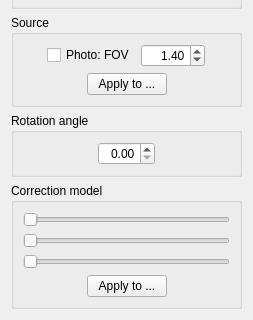
First picture: the form in src/stages/deskew/ui/DeskewOptionsWidget.ui, repository ImageProcessing-ElectronicPublications/scantailor-experimental, before the edit; both pictures show x 0 to 253 and y 199 to 519 of the 253 by 519 pixel window.
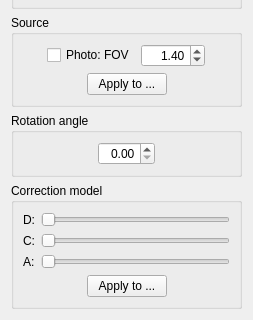
Second picture: the form after the edit.

Diff of the .ui file:
```diff
--- a/src/stages/deskew/ui/DeskewOptionsWidget.ui
+++ b/src/stages/deskew/ui/DeskewOptionsWidget.ui
@@ -418,6 +418,18 @@
      </property>
      <layout class="QVBoxLayout" name="verticalLayout_8">
       <item>
+       <layout class="QHBoxLayout" name="depthPerceptionHorizontalLayout">
+        <item>
+         <widget class="QLabel" name="depthPerceptionLabel">
+          <property name="text">
+           <string>D:</string>
+          </property>
+          <property name="toolTip">
+           <string>Depth perception</string>
+          </property>
+         </widget>
+        </item>
+        <item>
        <widget class="QSlider" name="depthPerceptionSlider">
         <property name="toolTip">
          <string>Depth perception</string>
@@ -439,6 +451,20 @@
         </property>
        </widget>
       </item>
+       </layout>
+      </item>
+      <item>
+       <layout class="QHBoxLayout" name="correctCurvesHorizontalLayout">
+        <item>
+         <widget class="QLabel" name="correctCurvesLabel">
+          <property name="text">
+           <string>C:</string>
+          </property>
+          <property name="toolTip">
+           <string>Middle curves</string>
+          </property>
+         </widget>
+        </item>
       <item>
        <widget class="QSlider" name="correctCurvesSlider">
         <property name="toolTip">
@@ -461,6 +487,20 @@
         </property>
        </widget>
       </item>
+       </layout>
+      </item>
+      <item>
+       <layout class="QHBoxLayout" name="correctAngleHorizontalLayout">
+        <item>
+         <widget class="QLabel" name="correctAngleLabel">
+          <property name="text">
+           <string>A:</string>
+          </property>
+          <property name="toolTip">
+           <string>Middle angle</string>
+          </property>
+         </widget>
+        </item>
       <item>
        <widget class="QSlider" name="correctAngleSlider">
         <property name="toolTip">
@@ -483,7 +523,8 @@
         </property>
        </widget>
       </item>
-
+       </layout>
+      </item>
       <item>
        <layout class="QHBoxLayout" name="horizontalLayout_10">
         <item>
```
Left out of the diff: 3 changed lines with no effect on the pictures. Lines whose indentation alone changed are shown as unchanged.
